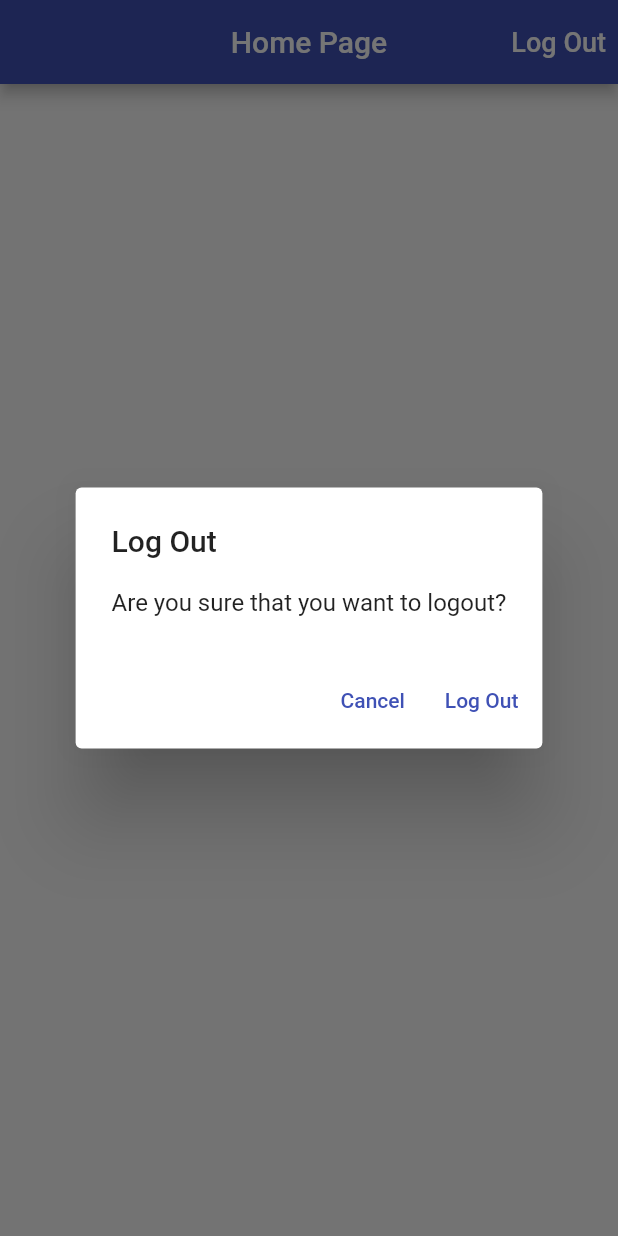
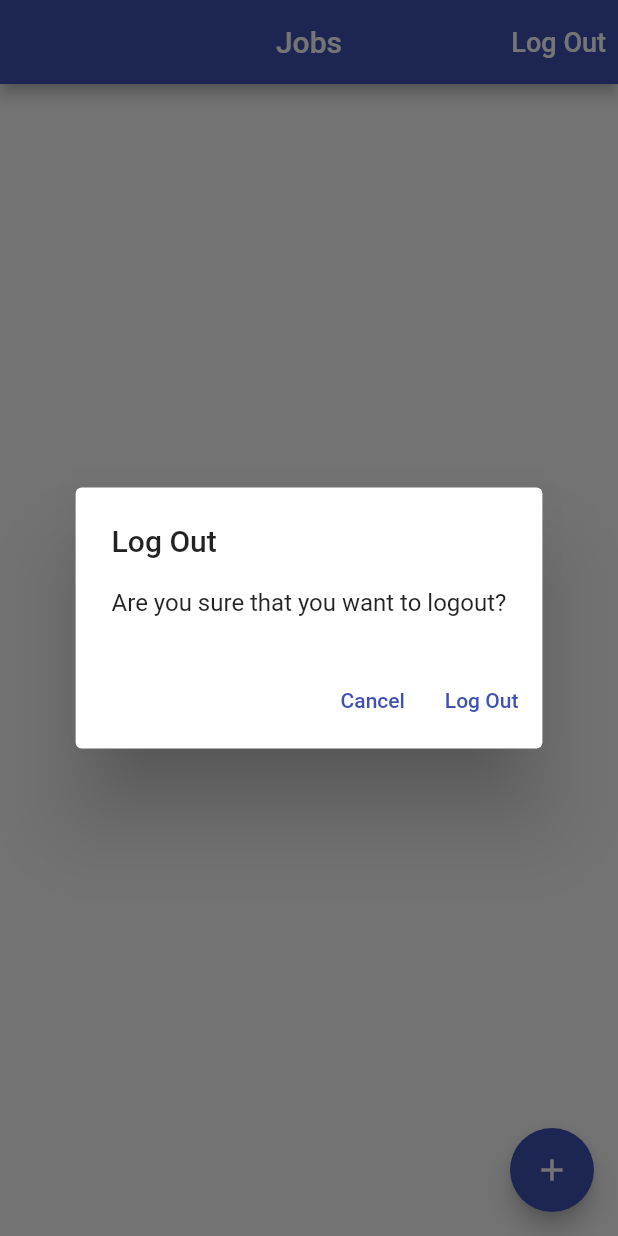
Before and after one commit to SapinderSingh/TimeTracker, a Flutter app: the screen it shows once a user with an empty profile is signed in, after a tap on "Log Out", on a phone screen of 412 x 824 dp. Run offline on Flutter 3.47's test engine with Material 2 defaults, Android fonts, the phone set to English and light mode, and no system bars; our stand-ins replace cloud_firestore, firebase_auth, firebase_core, google_sign_in; accounts and stored records are empty.

```diff
--- /dev/null
+++ b/lib/app/home/jobs_page.dart
@@ -0,0 +1,118 @@
+import 'package:firebase_auth/firebase_auth.dart';
+import 'package:flutter/material.dart';
+import 'package:provider/provider.dart';
+import 'package:time_tracker/app/home/models/job.dart';
+import 'package:time_tracker/common_widgets/show_alert_dialog.dart';
+import 'package:time_tracker/common_widgets/show_exception_alert_dialog.dart';
+import 'package:time_tracker/services/auth.dart';
+import 'package:time_tracker/services/database.dart';
+
+class JobsPage extends StatelessWidget {
+  Future<void> _signOut({BuildContext context}) async {
+    final auth = Provider.of<AuthBase>(
+      context,
+      listen: false,
+    );
+    try {
+      await auth.signOut();
+    } catch (error) {
+      print(error.toString());
+    }
+  }
+
+  Future<void> _confirmSignOut({BuildContext context}) async {
+    final didRequestSignOut = await showAlertDialog(
+      title: 'Log Out',
+      content: 'Are you sure that you want to logout?',
+      defaultActionText: 'Log Out',
+      cancelActionText: 'Cancel',
+      context: context,
+    );
+
+    if (didRequestSignOut) {
+      _signOut(context: context);
+    }
+  }
+
+  Future<void> _createJob({BuildContext context}) async {
+    try {
+      final Database database = Provider.of<Database>(
+        context,
+        listen: false,
+      );
+      await database.createJob(
+        job: Job(
+          name: 'Playing',
+          ratePerHour: 20,
+        ),
+      );
+    } on FirebaseException catch (error) {
+      showExceptionAlertDialog(
+        context,
+        title: 'Operation Failed',
+        exception: error,
+      );
+    }
+  }
+
+  @override
+  Widget build(BuildContext context) {
+    return Scaffold(
+      body: _buildContents(context: context),
+      floatingActionButton: FloatingActionButton(
+        onPressed: () => _createJob(
+          context: context,
+        ),
+        child: Icon(
+          Icons.add,
+        ),
+      ),
+      appBar: AppBar(
+        title: Text('Jobs'),
+        centerTitle: true,
+        actions: [
+          TextButton(
+            onPressed: () => _confirmSignOut(context: context),
+            child: Text(
+              'Log Out',
+              style: TextStyle(
+                color: Colors.white,
+                fontSize: 18,
+              ),
+            ),
+          ),
+        ],
+      ),
+    );
+  }
+
+  Widget _buildContents({BuildContext context}) {
+    final database = Provider.of<Database>(context, listen: false);
+    return StreamBuilder<List<Job>>(
+      builder: (_, snapshot) {
+        if (snapshot.hasData) {
+          final jobs = snapshot.data;
+          final children = jobs
+              .map(
+                (job) => Text(
+                  job.name,
+                ),
+              )
+              .toList();
+          return ListView(
+            children: children,
+          );
+        } else if (snapshot.hasError) {
+          return Center(
+            child: Text('Error'),
+          );
+        } else {
+          return Center(
+            child: CircularProgressIndicator(),
+          );
+        }
+      },
+      stream: database.jobsStream(),
+    );
+  }
+}
--- /dev/null
+++ b/lib/app/home/models/job.dart
@@ -0,0 +1,30 @@
+import 'package:flutter/cupertino.dart';
+
+class Job {
+  final String name;
+  final int ratePerHour;
+
+  Job({
+    @required this.name,
+    @required this.ratePerHour,
+  });
+
+  factory Job.fromMap(Map<String, dynamic> data) {
+    if (data == null) {
+      return null;
+    }
+    final String name = data['name'];
+    final int ratePerHour = data['ratePerHour'];
+    return Job(
+      name: name,
+      ratePerHour: ratePerHour,
+    );
+  }
+
+  Map<String, dynamic> toMap() {
+    return {
+      'name': name,
+      'ratePerHour': ratePerHour,
+    };
+  }
+}
--- a/lib/app/home_page.dart
+++ /dev/null
@@ -1,54 +0,0 @@
-import 'package:flutter/material.dart';
-import 'package:provider/provider.dart';
-import 'package:time_tracker/common_widgets/show_alert_dialog.dart';
-import 'package:time_tracker/services/auth.dart';
-
-class HomePage extends StatelessWidget {
-  Future<void> _signOut({BuildContext context}) async {
-    final auth = Provider.of<AuthBase>(
-      context,
-      listen: false,
-    );
-    try {
-      await auth.signOut();
-    } catch (error) {
-      print(error.toString());
-    }
-  }
-
-  Future<void> _confirmSignOut({BuildContext context}) async {
-    final didRequestSignOut = await showAlertDialog(
-      title: 'Log Out',
-      content: 'Are you sure that you want to logout?',
-      defaultActionText: 'Log Out',
-      cancelActionText: 'Cancel',
-      context: context,
-    );
-
-    if (didRequestSignOut) {
-      _signOut(context: context);
-    }
-  }
-
-  @override
-  Widget build(BuildContext context) {
-    return Scaffold(
-      appBar: AppBar(
-        title: Text('Home Page'),
-        centerTitle: true,
-        actions: [
-          TextButton(
-            onPressed: () => _confirmSignOut(context: context),
-            child: Text(
-              'Log Out',
-              style: TextStyle(
-                color: Colors.white,
-                fontSize: 18,
-              ),
-            ),
-          ),
-        ],
-      ),
-    );
-  }
-}
--- a/lib/app/landing_page.dart
+++ b/lib/app/landing_page.dart
@@ -1,9 +1,10 @@
 import 'package:firebase_auth/firebase_auth.dart';
 import 'package:flutter/material.dart';
 import 'package:provider/provider.dart';
-import 'package:time_tracker/app/home_page.dart';
+import 'package:time_tracker/app/home/jobs_page.dart';
 import 'package:time_tracker/app/sign_in/sign_in_page.dart';
 import 'package:time_tracker/services/auth.dart';
+import 'package:time_tracker/services/database.dart';
 
 class LandingPage extends StatelessWidget {
   @override
@@ -18,8 +19,15 @@ class LandingPage extends StatelessWidget {
         if (snapshot.connectionState == ConnectionState.active) {
           final user = snapshot.data;
           return user != null
-              ? HomePage()
-              : SignInPage.create(context: context);
+              ? Provider<Database>(
+                  create: (_) => FirestoreDatabase(
+                    uid: user.uid,
+                  ),
+                  child: JobsPage(),
+                )
+              : SignInPage.create(
+                  context: context,
+                );
         } else {
           return Scaffold(
             body: Center(
--- /dev/null
+++ b/lib/services/api_path.dart
@@ -0,0 +1,9 @@
+class ApiPath {
+  static String job({
+    String uid,
+    String jobId,
+  }) =>
+      'users/$uid/jobs/$jobId';
+
+  static String jobs({String uid}) => 'users/$uid/jobs/';
+}
--- /dev/null
+++ b/lib/services/database.dart
@@ -0,0 +1,30 @@
+import 'package:flutter/foundation.dart';
+import 'package:time_tracker/app/home/models/job.dart';
+import 'package:time_tracker/services/api_path.dart';
+import 'package:time_tracker/services/firestore_service.dart';
+
+abstract class Database {
+  Future<void> createJob({Job job});
+  Stream<List<Job>> jobsStream();
+}
+
+class FirestoreDatabase implements Database {
+  FirestoreDatabase({
+    @required this.uid,
+  }) : assert(uid != null);
+
+  final String uid;
+  final _service = FirestoreService.instance;
+
+  @override
+  Future<void> createJob({Job job}) => _service.setData(
+        path: ApiPath.job(uid: uid, jobId: 'job_abc'),
+        data: job.toMap(),
+      );
+
+  @override
+  Stream<List<Job>> jobsStream() => _service.collectionStream(
+        path: ApiPath.jobs(uid: uid),
+        builder: (data) => Job.fromMap(data),
+      );
+}
--- /dev/null
+++ b/lib/services/firestore_service.dart
@@ -0,0 +1,31 @@
+import 'package:cloud_firestore/cloud_firestore.dart';
+import 'package:flutter/foundation.dart';
+
+class FirestoreService {
+  FirestoreService._();
+
+  static final instance = FirestoreService._();
+
+  Stream<List<T>> collectionStream<T>({
+    @required String path,
+    @required T Function(Map<String, dynamic> data) builder,
+  }) {
+    final reference = FirebaseFirestore.instance.collection(path);
+    final snapshots = reference.snapshots();
+    return snapshots.map(
+      (snapshot) => snapshot.docs
+          .map(
+            (snapshot) => builder(
+              snapshot.data(),
+            ),
+          )
+          .toList(),
+    );
+  }
+
+  Future<void> setData({String path, Map<String, dynamic> data}) async {
+    final reference = FirebaseFirestore.instance.doc(path);
+    print('$path: $data');
+    await reference.set(data);
+  }
+}
--- a/pubspec.yaml
+++ b/pubspec.yaml
@@ -23,6 +23,7 @@ environment:
 dependencies:
   flutter:
     sdk: flutter
+  cloud_firestore: ^1.0.7
   cupertino_icons: ^1.0.2
   firebase_auth: ^1.1.2
   firebase_core: ^1.1.0
```
Also changed, not shown: 1 other file.
